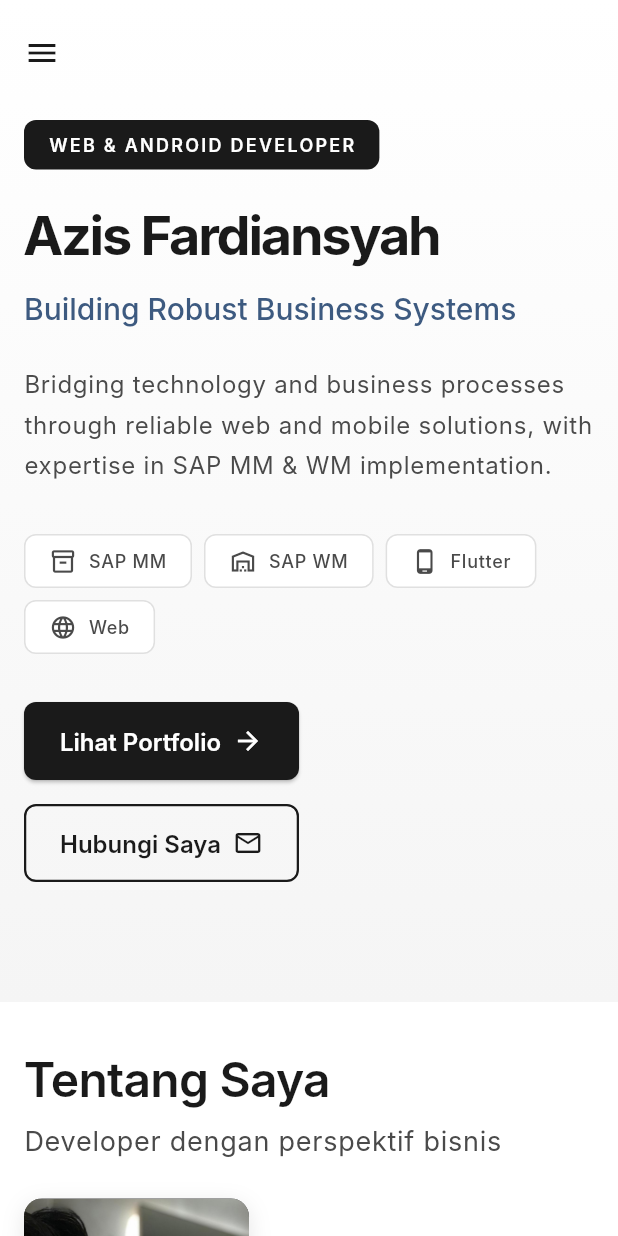
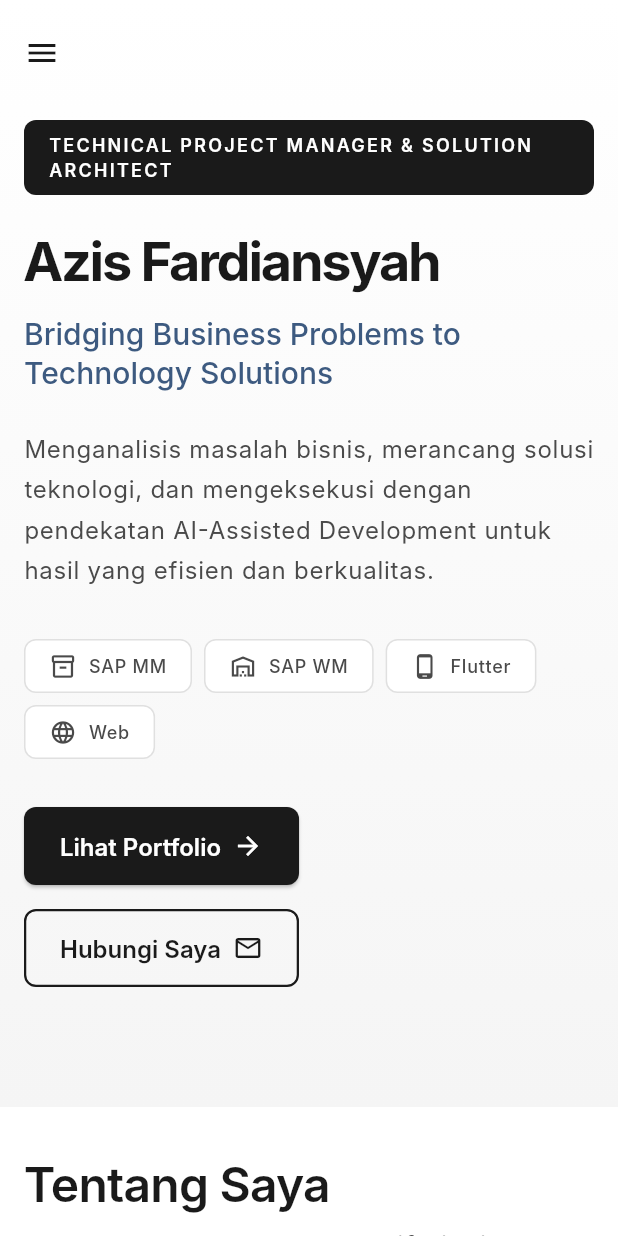
Before and after one commit to azizfardiansyah/azizafardiansyahporto, a Flutter app: the screen it shows after launch, on a phone screen of 412 x 824 dp. Run offline on Flutter 3.47's test engine with Material 3 defaults, Android fonts, the phone set to English and light mode, and no system bars; missing offline and left inert: dart:html; Roboto replaces fonts that are missing (Inter).

Commit message:
Updated Project

```diff
--- a/lib/data/portfolio_data.dart
+++ b/lib/data/portfolio_data.dart
@@ -7,23 +7,45 @@ class PortfolioData {
 
   // Personal Info
   static const String name = 'Azis Fardiansyah';
-  static const String role = 'Web & Android Developer';
-  static const String tagline = 'Building Robust Business Systems';
+  static const String role = 'Technical Project Manager & Solution Architect';
+  static const String tagline = 'Bridging Business Problems to Technology Solutions';
   static const String heroSubtitle =
-      'Bridging technology and business processes through reliable web and mobile solutions, with expertise in SAP MM & WM implementation.';
+      'Menganalisis masalah bisnis, merancang solusi teknologi, dan mengeksekusi dengan pendekatan AI-Assisted Development untuk hasil yang efisien dan berkualitas.';
 
   // About
   static const String aboutDescription = '''
-Saya adalah seorang developer dengan pengalaman dalam membangun aplikasi web dan Android yang fokus pada stabilitas dan skalabilitas sistem. Latar belakang saya sebagai konsultan SAP MM (Material Management) dan WM (Warehouse Management) memberikan perspektif unik dalam memahami proses bisnis dan kebutuhan operasional industri.
+Saya adalah jembatan antara masalah bisnis dan solusi teknologi. Dengan latar belakang sebagai konsultan SAP MM/WM dan pengalaman dalam pengembangan aplikasi, saya memahami bahwa teknologi hanyalah alat — yang terpenting adalah memecahkan masalah nyata.
 
-Pendekatan saya dalam pengembangan software selalu berorientasi pada proses bisnis, bukan hanya fitur teknis. Saya percaya bahwa aplikasi yang baik adalah yang mampu menyelesaikan masalah nyata dan terintegrasi dengan sistem bisnis yang ada.
+Pendekatan saya: Analisis mendalam terhadap pain points bisnis, perancangan solusi yang terukur, dan eksekusi menggunakan AI-Assisted Development untuk mempercepat delivery tanpa mengorbankan kualitas. Di era 2026, memanfaatkan AI bukan kelemahan — itu adalah efisiensi.
 ''';
 
   static const String aboutFocus =
-      'Fokus pada sistem bisnis, integrasi proses, dan stabilitas aplikasi jangka panjang.';
+      'Fokus pada analisis masalah bisnis, perancangan solusi, dan eksekusi efisien dengan AI-Assisted Development.';
 
   // Skills
   static const List<SkillCategory> technicalSkills = [
+    SkillCategory(
+      title: 'AI-Assisted Development',
+      description: 'Leveraging AI for efficient & quality delivery',
+      skills: [
+        'AI Pair Programming',
+        'Rapid Prototyping with AI',
+        'Code Review & Optimization',
+        'Business Logic Generation',
+        'Documentation Automation',
+      ],
+    ),
+    SkillCategory(
+      title: 'Solution Architecture',
+      description: 'Designing scalable business solutions',
+      skills: [
+        'Requirements Analysis',
+        'System Design',
+        'Integration Architecture',
+        'Database Design',
+        'API Design',
+      ],
+    ),
     SkillCategory(
       title: 'Web Development',
       description: 'Modern web applications with focus on performance',
@@ -163,151 +185,109 @@ Pendekatan saya dalam pengembangan software selalu berorientasi pada proses bisn
     Project(
       title: 'Inventory Management System',
       businessContext: 'Warehouse Operations',
-      description:
-          'Sistem manajemen inventory untuk tracking barang masuk-keluar dengan integrasi barcode scanning dan real-time stock updates.',
-      technologies: ['Flutter',
-      'BAPI','SAP RFC', 'Firebase', 'REST API', 'Barcode Scanner'],
-      role: 'Full-stack Developer',
-      impact: 'Mengurangi waktu proses inventory checking hingga 60%',
+      problem:
+          'Klien mengalami inefisiensi 40% pada proses stock opname karena pencatatan manual dan keterlambatan sinkronisasi data dengan SAP.',
+      analysisSolution:
+          'Saya menganalisis alur kerja warehouse dan merancang solusi mobile-first dengan barcode scanning. Menggunakan AI-Assisted Development untuk mempercepat prototyping dan mengimplementasikan offline-first architecture dengan queue system untuk mengatasi koneksi tidak stabil.',
+      technologies: ['Flutter', 'BAPI', 'SAP RFC', 'Firebase', 'REST API', 'Barcode Scanner'],
+      role: 'Solution Architect & Full-stack Developer',
+      impact: 'Waktu proses inventory checking berkurang 60%, dari 5 jam menjadi 2 jam per cycle.',
       category: ProjectCategory.mobile,
     ),
     Project(
       title: 'Procurement Dashboard',
       businessContext: 'Supply Chain Management',
-      description:
-          'Dashboard web untuk monitoring proses procurement mulai dari PR hingga PO dengan visualisasi status dan analytics.',
-      technologies: ['Flutter Web','BAPI', 'PostgreSQL', 'REST API', 'Charts'],
-      role: 'Frontend Developer',
-      impact: 'Visibility procurement process meningkat untuk management',
+      problem:
+          'Management kesulitan memantau status procurement secara real-time. Laporan manual memakan waktu 2 hari dan sering outdated.',
+      analysisSolution:
+          'Menganalisis kebutuhan visibility management dan merancang dashboard dengan visualisasi real-time. Menggunakan AI untuk optimasi query dan implementasi data caching, pagination, serta lazy loading untuk handle data besar dari SAP.',
+      technologies: ['Flutter Web', 'BAPI', 'PostgreSQL', 'REST API', 'Charts'],
+      role: 'Solution Architect & Frontend Developer',
+      impact: 'Visibility procurement meningkat 100%, laporan tersedia real-time tanpa proses manual.',
       category: ProjectCategory.web,
     ),
     Project(
       title: 'SAP Integration Middleware',
       businessContext: 'System Integration',
-      description:
-          'Middleware untuk integrasi data antara aplikasi mobile dengan SAP menggunakan RFC dan BAPI calls.',
+      problem:
+          'Aplikasi mobile tidak bisa berkomunikasi langsung dengan SAP, menyebabkan data entry ganda dan inkonsistensi data.',
+      analysisSolution:
+          'Merancang middleware layer yang menjembatani format data modern dengan SAP RFC/BAPI. Membangun layer transformasi data yang robust dengan comprehensive logging. AI membantu dalam debugging dan optimasi error handling.',
       technologies: ['Node.js', 'SAP RFC', 'BAPI', 'REST API'],
-      role: 'Integration Developer',
-      impact: 'Real-time sync data antara mobile app dan SAP ECC',
+      role: 'Integration Architect & Developer',
+      impact: 'Real-time sync antara mobile app dan SAP ECC, eliminasi data entry ganda.',
       category: ProjectCategory.integration,
     ),
     Project(
       title: 'Delivery Tracking App',
       businessContext: 'Logistics & Distribution',
-      description:
-          'Aplikasi mobile untuk driver delivery dengan GPS tracking, proof of delivery, dan sync dengan sistem warehouse.',
-      technologies: [
-        'Flutter',
-        'Google Maps',
-        'Firebase',
-        'Camera API',
-        'PocketBase',
-        'REST API',
-        'BAPI',
-        'SAP RFC'
-        ],
-      role: 'Mobile Developer',
-      impact: 'Tracking delivery real-time dan dokumentasi digital',
+      problem:
+          'Tidak ada visibility terhadap posisi driver dan status delivery. Customer complaint tinggi karena ketidakpastian waktu kedatangan.',
+      analysisSolution:
+          'Menganalisis pain points logistik dan merancang solusi GPS tracking dengan proof of delivery. Implementasi adaptive location tracking yang menyesuaikan interval berdasarkan kecepatan untuk optimasi baterai. AI-Assisted dalam prototyping UI/UX.',
+      technologies: ['Flutter', 'Google Maps', 'Firebase', 'Camera API', 'PocketBase', 'REST API', 'BAPI', 'SAP RFC'],
+      role: 'Solution Architect & Mobile Developer',
+      impact: 'Customer complaint turun 70%, ETA accuracy meningkat dari 40% menjadi 85%.',
       category: ProjectCategory.mobile,
     ),
     Project(
       title: 'Fuel Consumption & Purchase Control System',
       businessContext: 'Fleet Management & Cost Control',
-      description:
-          'Sistem aplikasi untuk monitoring pembelian dan konsumsi BBM armada, '
-          'dengan validasi lokasi SPBU, pencatatan odometer, foto bukti transaksi, '
-          'serta integrasi data untuk analisis biaya operasional.',
-      technologies: [
-        'Flutter',
-        'PocketBase',
-        'REST API',
-        'GPS',
-        'BAPI'
-        'Camera API',
-      ],
-      role: 'Fullstack Mobile Developer & System Analyst',
-      impact:
-          'Efisiensi biaya operasional armada, data BBM terstruktur, '
-          'dan dasar analisis untuk pengambilan keputusan manajemen.',
+      problem:
+          'Potensi kecurangan BBM tinggi karena tidak ada validasi. Biaya operasional armada sulit dikontrol dan dianalisis.',
+      analysisSolution:
+          'Merancang sistem dengan geofencing SPBU terverifikasi, mandatory photo capture dengan metadata, dan anomaly detection untuk pola konsumsi tidak wajar. AI membantu analisis pola data untuk deteksi fraud.',
+      technologies: ['Flutter', 'PocketBase', 'REST API', 'GPS', 'BAPI', 'Camera API'],
+      role: 'System Analyst & Fullstack Developer',
+      impact: 'Penghematan biaya BBM 15-20% melalui deteksi dan pencegahan penyalahgunaan.',
       category: ProjectCategory.mobile,
     ),
     Project(
       title: 'Aplikasi Sistem Perkreditan Barang',
       businessContext: 'Retail Financing & Micro Finance',
-      description:
-          'Aplikasi Android untuk pengelolaan kredit barang dengan simulasi cicilan, '
-          'pencatatan pembayaran, monitoring sisa angsuran, serta laporan keuangan. '
-          'Mendukung multi-role user (Sysadmin, Admin, Konsumen) dengan kontrol akses berbeda.',
-      technologies: [
-        'Flutter',
-        'PocketBase',
-        'Firebase Cloud Messaging',
-        'QR Code',
-        'Camera API',
-        'Local Storage'
-      ],
-      role: 'Mobile App Developer & System Designer',
-      impact:
-          'Proses kredit lebih transparan, pencatatan transaksi rapi, '
-          'meminimalkan kesalahan manual, dan meningkatkan kontrol keuangan bisnis',
+      problem:
+          'Pencatatan kredit manual rentan error, kesulitan tracking pembayaran, dan sering terjadi kelalaian follow-up jatuh tempo.',
+      analysisSolution:
+          'Membangun calculation engine fleksibel untuk berbagai skema bunga dan cicilan. Implementasi scheduled notification dengan reminder bertingkat. AI-Assisted Development untuk mempercepat pembuatan business logic kompleks.',
+      technologies: ['Flutter', 'PocketBase', 'Firebase Cloud Messaging', 'QR Code', 'Camera API', 'Local Storage'],
+      role: 'System Designer & Mobile Developer',
+      impact: 'Kesalahan pencatatan turun 90%, tingkat keterlambatan pembayaran berkurang 35%.',
       category: ProjectCategory.mobile,
     ),
     Project(
       title: 'Foaming Production Monitoring App',
       businessContext: 'Manufacturing & SAP Integration',
-      description:
-          'Aplikasi Android untuk pencatatan dan monitoring proses produksi foaming di pabrik, '
-          'mulai dari input hasil produksi, konsumsi bahan baku, reject produksi, hingga sinkronisasi '
-          'data ke SAP MM & WM secara real-time atau batch.',
-      technologies: [
-        'Flutter',
-        'SAP OData / RFC',
-        'REST API',
-        'PocketBase / Firebase',
-        'Android Camera API'
-      ],
-      role: 'Android Developer & SAP MM/WM Consultant',
-      impact:
-          'Produksi foaming lebih terkontrol, data akurat tanpa input manual di SAP, '
-          'mengurangi selisih stok bahan baku dan mempercepat pelaporan produksi.',
+      problem:
+          'Input produksi manual ke SAP memakan waktu lama, sering terjadi selisih stok bahan baku, dan pelaporan produksi terlambat.',
+      analysisSolution:
+          'Menganalisis kondisi pabrik (panas, debu, operator non-tech) dan merancang UI ultra-sederhana dengan tombol besar dan validasi ketat. Sinkronisasi otomatis ke SAP MM & WM. AI membantu optimasi form validation logic.',
+      technologies: ['Flutter', 'SAP OData / RFC', 'REST API', 'PocketBase / Firebase', 'Android Camera API'],
+      role: 'SAP MM/WM Consultant & Android Developer',
+      impact: 'Pelaporan produksi real-time, selisih stok bahan baku berkurang 80%.',
       category: ProjectCategory.mobile,
     ),
     Project(
       title: 'Vendor Return Management App',
       businessContext: 'Logistics, Procurement & Reverse Supply Chain',
-      description:
-          'Aplikasi mobile & web untuk mengelola proses retur barang dari vendor ekspedisi, mulai dari pelaporan retur, verifikasi kondisi barang, pelacakan status retur, hingga integrasi dengan sistem gudang dan keuangan.',
-      technologies: [
-        'Flutter',
-        'REST API',
-        'PocketBase / Firebase',
-        'Camera API',
-        'QR Code Scanner',
-        'GPS & Timestamp'
-      ],
-      role: 'Fullstack Mobile Developer & System Designer',
-      impact:
-          'Mempercepat proses retur barang, meningkatkan akurasi data retur, mengurangi dispute dengan vendor ekspedisi, dan menyediakan audit trail digital end-to-end.',
+      problem:
+          'Proses retur barang tidak terstruktur, sering terjadi dispute dengan vendor ekspedisi, dan tidak ada audit trail yang jelas.',
+      analysisSolution:
+          'Merancang state machine untuk workflow retur multi-pihak (gudang, vendor, finance) dengan approval berlapis. Push notification untuk setiap stakeholder dan audit trail digital end-to-end.',
+      technologies: ['Flutter', 'REST API', 'PocketBase / Firebase', 'Camera API', 'QR Code Scanner', 'GPS & Timestamp'],
+      role: 'System Designer & Fullstack Developer',
+      impact: 'Dispute dengan vendor turun 60%, waktu proses retur berkurang dari 7 hari menjadi 2 hari.',
       category: ProjectCategory.mobile,
     ),
     Project(
       title: 'Various Other Projects',
       businessContext: 'Multi-Industry Solutions',
-      description:
-          'Selain project yang ditampilkan, saya juga mengerjakan banyak project lain di berbagai domain seperti manufaktur, keuangan, logistik, dan internal tools perusahaan. '
-          'Beberapa di antaranya bersifat private, internal, atau dilindungi NDA.',
-      technologies: [
-        'Flutter',
-        'Android Native',
-        'Web App',
-        'REST API',
-        'Firebase',
-        'PocketBase',
-        'SAP Integration'
-      ],
-      role: 'Full Stack Developer & SAP Consultant',
-      impact:
-          'Membantu digitalisasi proses bisnis, meningkatkan efisiensi operasional, dan mempercepat pengambilan keputusan.',
+      problem:
+          'Berbagai klien di industri manufaktur, keuangan, dan logistik menghadapi masalah digitalisasi proses yang berbeda-beda.',
+      analysisSolution:
+          'Pendekatan konsultatif: memahami business process sebelum coding, iterasi cepat dengan feedback end-user. AI-Assisted Development memungkinkan delivery lebih cepat untuk setiap kebutuhan unik.',
+      technologies: ['Flutter', 'Android Native', 'Web App', 'REST API', 'Firebase', 'PocketBase', 'SAP Integration'],
+      role: 'Solution Architect & Full Stack Developer',
+      impact: 'Digitalisasi berhasil untuk berbagai proses bisnis, efisiensi operasional meningkat rata-rata 40%.',
       category: ProjectCategory.general,
     ),
   ];
--- a/lib/models/portfolio_models.dart
+++ b/lib/models/portfolio_models.dart
@@ -45,10 +45,11 @@ enum ExperienceType {
 class Project {
   final String title;
   final String businessContext;
-  final String description;
+  final String problem; // Masalah Bisnis
+  final String analysisSolution; // Analisis & Solusi (termasuk AI-Assisted jika relevan)
+  final String impact; // Hasil/Dampak yang terukur
   final List<String> technologies;
   final String role;
-  final String? impact;
   final String? imageUrl;
   final String? projectUrl;
   final ProjectCategory category;
@@ -56,10 +57,11 @@ class Project {
   const Project({
     required this.title,
     required this.businessContext,
-    required this.description,
+    required this.problem,
+    required this.analysisSolution,
+    required this.impact,
     required this.technologies,
     required this.role,
-    this.impact,
     this.imageUrl,
     this.projectUrl,
     required this.category,
--- a/lib/sections/projects_section.dart
+++ b/lib/sections/projects_section.dart
@@ -94,12 +94,43 @@ class ProjectsSection extends StatelessWidget {
             overflow: TextOverflow.ellipsis,
           ),
 
+          const SizedBox(height: AppTheme.spacingMd),
+
+          // Problem Section
+          _buildSectionBox(
+            context,
+            icon: Icons.error_outline,
+            label: 'Problem',
+            content: project.problem,
+            backgroundColor: const Color(0xFFFFEBEE),
+            borderColor: const Color(0xFFEF9A9A),
+            iconColor: const Color(0xFFC62828),
+          ),
+
           const SizedBox(height: AppTheme.spacingSm),
 
-          // Description
-          Text(
-            project.description,
-            style: Theme.of(context).textTheme.bodySmall,
+          // Analysis & Solution Section
+          _buildSectionBox(
+            context,
+            icon: Icons.lightbulb_outline,
+            label: 'Analysis & Solution',
+            content: project.analysisSolution,
+            backgroundColor: const Color(0xFFFFF3E0),
+            borderColor: const Color(0xFFFFB74D),
+            iconColor: const Color(0xFFE65100),
+          ),
+
+          const SizedBox(height: AppTheme.spacingSm),
+
+          // Impact Section
+          _buildSectionBox(
+            context,
+            icon: Icons.trending_up,
+            label: 'Impact',
+            content: project.impact,
+            backgroundColor: const Color(0xFFE8F5E9),
+            borderColor: const Color(0xFF81C784),
+            iconColor: const Color(0xFF2E7D32),
           ),
 
           const SizedBox(height: AppTheme.spacingMd),
@@ -123,31 +154,7 @@ class ProjectsSection extends StatelessWidget {
             ],
           ),
 
-          const SizedBox(height: AppTheme.spacingSm),
-
-          // Impact
-          if (project.impact != null) ...[
-            Row(
-              crossAxisAlignment: CrossAxisAlignment.start,
-              children: [
-                const Icon(
-                  Icons.trending_up,
-                  size: 16,
-                  color: AppTheme.accentColor,
-                ),
-                const SizedBox(width: AppTheme.spacingXs),
-                Expanded(
-                  child: Text(
-                    project.impact!,
-                    style: Theme.of(context).textTheme.labelSmall?.copyWith(
-                      color: AppTheme.accentColor,
-                    ),
-                  ),
-                ),
-              ],
-            ),
-            const SizedBox(height: AppTheme.spacingMd),
-          ],
+          const SizedBox(height: AppTheme.spacingMd),
 
           // Technologies
           Wrap(
@@ -156,6 +163,50 @@ class ProjectsSection extends StatelessWidget {
             children: project.technologies
                 .map((tech) => SkillChip(label: tech))
                 .toList(),
+          ),
+        ],
+      ),
+    );
+  }
+
+  Widget _buildSectionBox(
+    BuildContext context, {
+    required IconData icon,
+    required String label,
+    required String content,
+    required Color backgroundColor,
+    required Color borderColor,
+    required Color iconColor,
+  }) {
+    return Container(
+      padding: const EdgeInsets.all(AppTheme.spacingSm),
+      decoration: BoxDecoration(
+        color: backgroundColor,
+        borderRadius: BorderRadius.circular(AppTheme.radiusSm),
+        border: Border.all(color: borderColor.withValues(alpha: 0.5)),
+      ),
+      child: Column(
+        crossAxisAlignment: CrossAxisAlignment.start,
+        children: [
+          Row(
+            children: [
+              Icon(icon, size: 14, color: iconColor),
+              const SizedBox(width: AppTheme.spacingXs),
+              Text(
+                label,
+                style: Theme.of(context).textTheme.labelSmall?.copyWith(
+                  color: iconColor,
+                  fontWeight: FontWeight.bold,
+                ),
+              ),
+            ],
+          ),
+          const SizedBox(height: AppTheme.spacingXs),
+          Text(
+            content,
+            style: Theme.of(context).textTheme.bodySmall?.copyWith(
+              color: iconColor.withValues(alpha: 0.9),
+            ),
           ),
         ],
       ),
```
